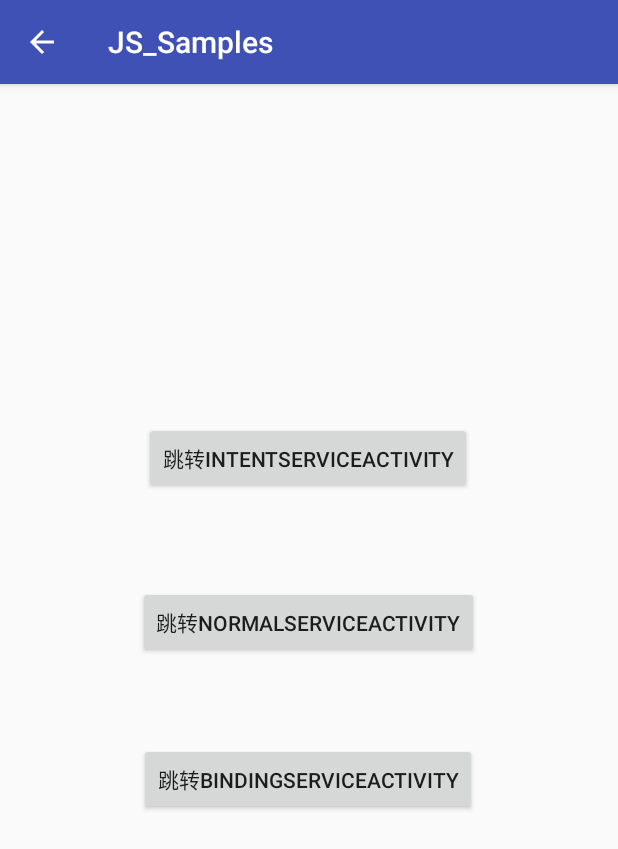
After one commit to Jorelanbo/samples, an Android app: the ServiceTestActivity screen opened directly, with no data from a screen before it, on a phone screen of 412 x 824 dp. The commit adds this screen. Shown: the top 849 px of the screen. Run offline under Robolectric (Android 15) with nearby library versions, the phone set to English and light mode, and no system bars.

Commit message:
添加了1、IntentService的使用；2、用startService方法启动服务的使用方法；3、用bind的方式启动服务的使用方法。

```diff
--- /dev/null
+++ b/app/src/main/java/com/js/sample/ServiceTestActivity.java
@@ -0,0 +1,50 @@
+package com.js.sample;
+
+import android.content.Intent;
+import android.os.Bundle;
+import android.support.annotation.Nullable;
+import android.support.v7.app.AppCompatActivity;
+import android.view.View;
+
+import com.js.sample.R;
+
+
+// Created by JS on 2019/11/1.
+
+public class ServiceTestActivity extends AppCompatActivity {
+    @Override
+    protected void onCreate(@Nullable Bundle savedInstanceState) {
+        super.onCreate(savedInstanceState);
+        setContentView(R.layout.activity_service_test);
+    }
+
+    /**
+     * 跳转IntentServiceActivity
+     *
+     * @param view view
+     */
+    public void goIntentServiceActivity(View view) {
+        Intent intent = new Intent(this, IntentServiceActivity.class);
+        startActivity(intent);
+    }
+
+    /**
+     * 跳转NormalServiceActivity
+     *
+     * @param view view
+     */
+    public void goNormalServiceActivity(View view) {
+        Intent intent = new Intent(this, NormalServiceActivity.class);
+        startActivity(intent);
+    }
+
+    /**
+     * 跳转BindingServiceActivity
+     *
+     * @param view view
+     */
+    public void goBindingServiceActivity(View view) {
+        Intent intent = new Intent(this, BindingServiceActivity.class);
+        startActivity(intent);
+    }
+}
--- /dev/null
+++ b/app/src/main/res/layout/activity_service_test.xml
@@ -0,0 +1,47 @@
+<?xml version="1.0" encoding="utf-8"?>
+<android.support.constraint.ConstraintLayout
+    xmlns:android="http://schemas.android.com/apk/res/android"
+    xmlns:app="http://schemas.android.com/apk/res-auto"
+    xmlns:tools="http://schemas.android.com/tools"
+    android:layout_width="match_parent"
+    android:layout_height="match_parent">
+
+    <Button
+        android:id="@+id/btn_go_intent_service_activity"
+        android:layout_width="wrap_content"
+        android:layout_height="wrap_content"
+        android:text="跳转IntentServiceActivity"
+        app:layout_constraintBottom_toBottomOf="parent"
+        app:layout_constraintEnd_toEndOf="parent"
+        app:layout_constraintHorizontal_bias="0.497"
+        app:layout_constraintStart_toStartOf="parent"
+        app:layout_constraintTop_toTopOf="parent"
+        app:layout_constraintVertical_bias="0.313"
+        android:onClick="goIntentServiceActivity"/>
+
+    <Button
+        android:id="@+id/btn_go_normal_service_activity"
+        android:layout_width="wrap_content"
+        android:layout_height="wrap_content"
+        android:text="跳转NormalServiceActivity"
+        app:layout_constraintBottom_toBottomOf="parent"
+        app:layout_constraintEnd_toEndOf="parent"
+        app:layout_constraintHorizontal_bias="0.498"
+        app:layout_constraintStart_toStartOf="parent"
+        app:layout_constraintTop_toBottomOf="@+id/btn_go_intent_service_activity"
+        app:layout_constraintVertical_bias="0.137"
+        android:onClick="goNormalServiceActivity"/>
+
+    <Button
+        android:id="@+id/btn_go_binding_service_activity"
+        android:layout_width="wrap_content"
+        android:layout_height="wrap_content"
+        android:text="跳转BindingServiceActivity"
+        app:layout_constraintBottom_toBottomOf="parent"
+        app:layout_constraintEnd_toEndOf="parent"
+        app:layout_constraintHorizontal_bias="0.498"
+        app:layout_constraintStart_toStartOf="parent"
+        app:layout_constraintTop_toBottomOf="@+id/btn_go_normal_service_activity"
+        app:layout_constraintVertical_bias="0.168"
+        android:onClick="goBindingServiceActivity"/>
+</android.support.constraint.ConstraintLayout>
--- a/app/src/main/res/values/strings.xml
+++ b/app/src/main/res/values/strings.xml
@@ -10,4 +10,7 @@
     <string name="test_words">This is test words.</string>
     <string name="comfirm">确认</string>
     <string name="cancel">取消</string>
+    <string name="intent_service_description">这是service_demo应用开启的一个IntentService服务。</string>
+    <string name="normal_service_description">这是service_demo应用开启的一个Service服务</string>
+    <string name="binding_service_description">这是service_demo应用开启的一个BindingService服务</string>
 </resources>
```
Also changed, not shown: app/src/main/AndroidManifest.xml (+17 -0 lines), app/src/main/java/com/js/sample/BindingServiceActivity.java (added, +88 -0 lines), app/src/main/java/com/js/sample/GuideActivity.java (+9 -2 lines), app/src/main/java/com/js/sample/IntentServiceActivity.java (added, +43 -0 lines), app/src/main/java/com/js/sample/NormalServiceActivity.java (added, +42 -0 lines), app/src/main/java/com/js/sample/service/BindingService.java (added, +48 -0 lines), app/src/main/java/com/js/sample/service/HelloIntentService.java (added, +45 -0 lines), app/src/main/java/com/js/sample/service/NormalService.java (added, +105 -0 lines), app/src/main/res/layout/activity_guide.xml (+7 -0 lines), app/src/main/res/layout/activity_intent_service.xml (added, +31 -0 lines), 1 other file.
